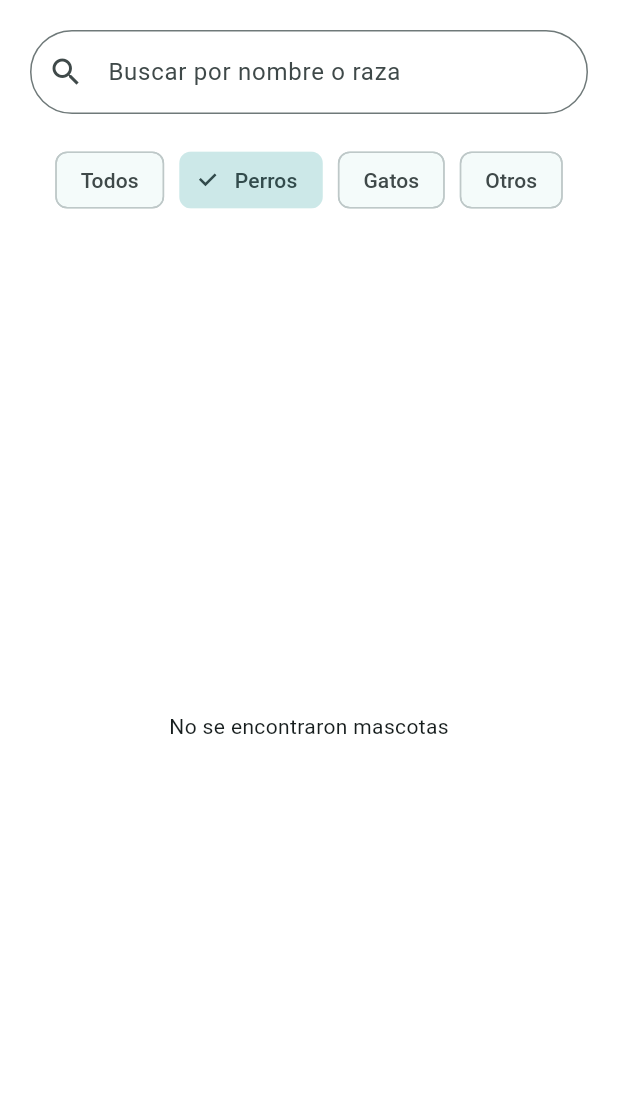
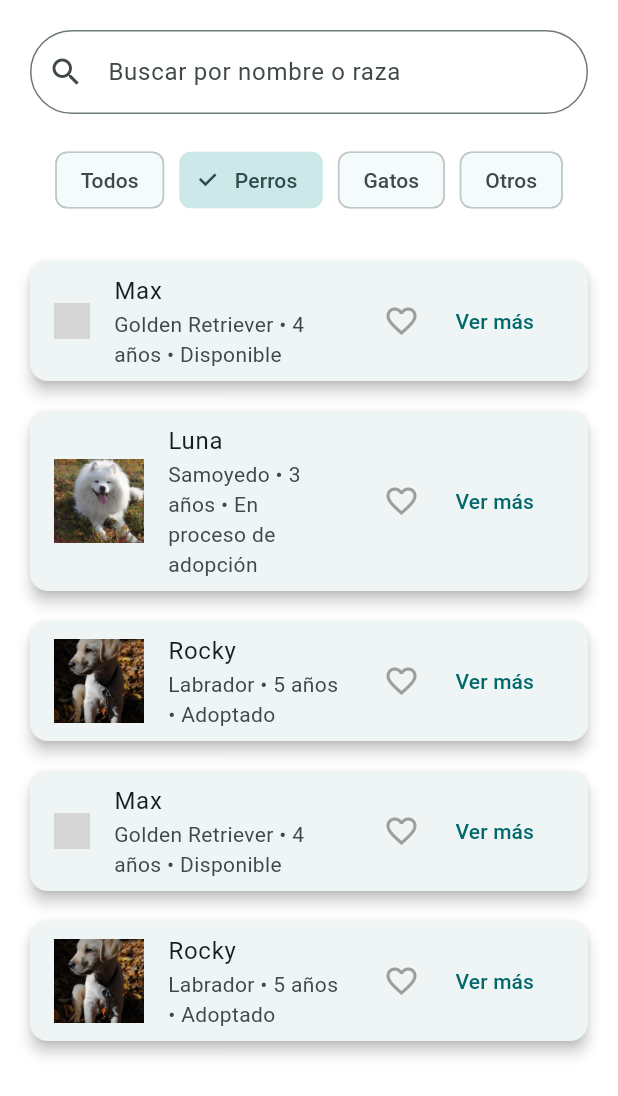
Before and after one commit to Monica585/AdoptlyWeb, a Flutter app: the PantallaCatalogoMascotas screen opened by its route, after a tap on "Perros", on a phone screen of 412 x 824 dp. Shown: the top 1096 px of the screen. Run offline on Flutter 3.47's test engine with Material 3 defaults, Android fonts, the light colour scheme and no system bars; our stand-ins replace image_picker, shared_preferences; accounts and stored records are empty; grey boxes are pictures that could not be loaded.

Commit message:
version5

```diff
--- a/lib/pantallas/usuario/pantalla_catalogo_mascotas.dart
+++ b/lib/pantallas/usuario/pantalla_catalogo_mascotas.dart
@@ -2,6 +2,7 @@ import 'package:flutter/material.dart';
 import 'package:flutter/foundation.dart';
 import 'package:provider/provider.dart';
 import 'dart:io';
+
 import '../../modelos/mascota.dart';
 import '../../providers/favoritos_provider.dart';
 import '../../providers/publicaciones_provider.dart';
@@ -12,11 +13,67 @@ class PantallaCatalogoMascotas extends StatefulWidget {
   const PantallaCatalogoMascotas({super.key});
 
   @override
-  State<PantallaCatalogoMascotas> createState() =>
-      _PantallaCatalogoMascotasState();
+  State<PantallaCatalogoMascotas> createState() => _PantallaCatalogoMascotasState();
 }
 
 class _PantallaCatalogoMascotasState extends State<PantallaCatalogoMascotas> {
+  final List<Mascota> mascotasEjemplo = [
+    Mascota(
+      id: 'max',
+      nombre: 'Max',
+      tipo: 'Perro',
+      raza: 'Golden Retriever',
+      edad: '4 años',
+      imagen: 'assets/images/max.png',
+      descripcion: 'Max es un perro cariñoso y juguetón.',
+      estado: 'Disponible',
+      estadoAprobacion: 'aprobada',
+    ),
+    Mascota(
+      id: 'luna',
+      nombre: 'Luna',
+      tipo: 'Perro',
+      raza: 'Samoyedo',
+      edad: '3 años',
+      imagen: 'assets/images/luna.png',
+      descripcion: 'Luna es dulce y tranquila.',
+      estado: 'En proceso de adopción',
+      estadoAprobacion: 'aprobada',
+    ),
+    Mascota(
+      id: 'rocky',
+      nombre: 'Rocky',
+      tipo: 'Perro',
+      raza: 'Labrador',
+      edad: '5 años',
+      imagen: 'assets/images/rocky.png',
+      descripcion: 'Rocky es muy activo.',
+      estado: 'Adoptado',
+      estadoAprobacion: 'aprobada',
+    ),
+    Mascota(
+      id: 'milo',
+      nombre: 'Milo',
+      tipo: 'Gato',
+      raza: 'Gato doméstico',
+      edad: '2 años',
+      imagen: 'assets/images/milo.png',
+      descripcion: 'Milo es curioso y sociable.',
+      estado: 'En proceso',
+      estadoAprobacion: 'aprobada',
+    ),
+    Mascota(
+      id: 'nube',
+      nombre: 'Nube',
+      tipo: 'Otro',
+      raza: 'Conejo',
+      edad: '1 año',
+      imagen: 'assets/images/nube.png',
+      descripcion: 'Nube es suave y silencioso.',
+      estado: 'Disponible',
+      estadoAprobacion: 'aprobada',
+    ),
+  ];
 
   String filtroTipo = 'Todos';
   String textoBusqueda = '';
@@ -40,7 +97,9 @@ class _PantallaCatalogoMascotasState extends State<PantallaCatalogoMascotas> {
   Widget build(BuildContext context) {
     final favoritosProvider = Provider.of<FavoritosProvider>(context);
     final publicacionesProvider = Provider.of<PublicacionesProvider>(context);
-    final todasLasMascotas = publicacionesProvider.publicacionesAprobadas;
+
+    // ✅ Se combinan mascotas de ejemplo con las aprobadas del provider
+    final todasLasMascotas = [...mascotasEjemplo, ...publicacionesProvider.publicacionesAprobadas];
     final mascotasFiltradas = getMascotasFiltradas(todasLasMascotas);
 
     return Scaffold(
@@ -49,6 +108,7 @@ class _PantallaCatalogoMascotasState extends State<PantallaCatalogoMascotas> {
         padding: const EdgeInsets.all(20),
         child: Column(
           children: [
+            // 🔍 Buscador
             TextField(
               onChanged: (value) => setState(() => textoBusqueda = value),
               decoration: InputDecoration(
@@ -60,28 +120,36 @@ class _PantallaCatalogoMascotasState extends State<PantallaCatalogoMascotas> {
               ),
             ),
             const SizedBox(height: 20),
+
+            // 🐾 Filtros por tipo
             Wrap(
               spacing: 10,
               children: [
                 ChoiceChip(
                   label: const Text('Todos'),
                   selected: filtroTipo == 'Todos',
-                    onSelected: (_) => setState(() => filtroTipo = 'Todos')),
+                  onSelected: (_) => setState(() => filtroTipo = 'Todos'),
+                ),
                 ChoiceChip(
                   label: const Text('Perros'),
                   selected: filtroTipo == 'Perros',
-                    onSelected: (_) => setState(() => filtroTipo = 'Perros')),
+                  onSelected: (_) => setState(() => filtroTipo = 'Perros'),
+                ),
                 ChoiceChip(
                   label: const Text('Gatos'),
                   selected: filtroTipo == 'Gatos',
-                    onSelected: (_) => setState(() => filtroTipo = 'Gatos')),
+                  onSelected: (_) => setState(() => filtroTipo = 'Gatos'),
+                ),
                 ChoiceChip(
                   label: const Text('Otros'),
                   selected: filtroTipo == 'Otros',
-                    onSelected: (_) => setState(() => filtroTipo = 'Otros')),
+                  onSelected: (_) => setState(() => filtroTipo = 'Otros'),
+                ),
               ],
             ),
             const SizedBox(height: 20),
+
+            // 📋 Lista de mascotas
             Expanded(
               child: mascotasFiltradas.isEmpty
                   ? const Center(child: Text('No se encontraron mascotas'))
@@ -89,8 +157,7 @@ class _PantallaCatalogoMascotasState extends State<PantallaCatalogoMascotas> {
                       itemCount: mascotasFiltradas.length,
                       itemBuilder: (context, index) {
                         final mascota = mascotasFiltradas[index];
-                        final enFavoritos =
-                            favoritosProvider.estaEnFavoritos(mascota.id);
+                        final enFavoritos = favoritosProvider.estaEnFavoritos(mascota.id);
 
                         return Card(
                           elevation: 4,
@@ -114,19 +181,14 @@ class _PantallaCatalogoMascotasState extends State<PantallaCatalogoMascotas> {
                                       )
                                     : const Icon(Icons.pets),
                             title: Text(mascota.nombre),
-                            subtitle: Text(
-                                '${mascota.raza} • ${mascota.edad} • ${mascota.estado}'),
+                            subtitle: Text('${mascota.raza} • ${mascota.edad} • ${mascota.estado}'),
                             trailing: Row(
                               mainAxisSize: MainAxisSize.min,
                               children: [
                                 IconButton(
                                   icon: Icon(
-                                    enFavoritos
-                                        ? Icons.favorite
-                                        : Icons.favorite_border,
-                                    color: enFavoritos
-                                        ? Colors.red
-                                        : Colors.grey,
+                                    enFavoritos ? Icons.favorite : Icons.favorite_border,
+                                    color: enFavoritos ? Colors.red : Colors.grey,
                                   ),
                                   onPressed: () {
                                     if (enFavoritos) {
@@ -141,9 +203,7 @@ class _PantallaCatalogoMascotasState extends State<PantallaCatalogoMascotas> {
                                     Navigator.push(
                                       context,
                                       MaterialPageRoute(
-                                        builder: (_) =>
-                                            PantallaDetalleMascota(
-                                                mascota: mascota),
+                                        builder: (_) => PantallaDetalleMascota(mascota: mascota),
                                       ),
                                     );
                                   },
--- a/lib/pantallas/usuario/pantalla_editar_publicacion.dart
+++ b/lib/pantallas/usuario/pantalla_editar_publicacion.dart
@@ -56,13 +56,21 @@ class _PantallaEditarPublicacionState extends State<PantallaEditarPublicacion> {
       return kIsWeb
           ? Image.memory(imagenWeb!, height: 150)
           : Image.file(File(nuevaImagen!.path), height: 150);
+    }
+
+    // Mostrar imagen original de la mascota
+    if (kIsWeb && widget.mascota.imagenBytes != null) {
+      return Image.memory(widget.mascota.imagenBytes!, height: 150);
+    } else if (!kIsWeb && widget.mascota.imagen.isNotEmpty && File(widget.mascota.imagen).existsSync()) {
+      return Image.file(File(widget.mascota.imagen), height: 150);
+    } else if (widget.mascota.imagen.startsWith('assets')) {
+      return Image.asset(widget.mascota.imagen, height: 150, fit: BoxFit.cover);
     } else {
-      return Image.asset(widget.mascota.imagen, height: 150, fit: BoxFit.cover);
+      return const Icon(Icons.image_not_supported, size: 100, color: Colors.grey);
     }
   }
 
   void guardarCambios() {
-    // Crear una nueva mascota con los datos actualizados
     final mascotaActualizada = Mascota(
       id: widget.mascota.id,
       nombre: nombreController.text,
@@ -70,11 +78,12 @@ class _PantallaEditarPublicacionState extends State<PantallaEditarPublicacion> {
       raza: razaController.text,
       edad: edadController.text,
       imagen: nuevaImagen != null ? nuevaImagen!.path : widget.mascota.imagen,
+      imagenBytes: nuevaImagen != null && kIsWeb ? imagenWeb : widget.mascota.imagenBytes,
       descripcion: descripcionController.text,
       estado: estadoSeleccionado,
+      estadoAprobacion: widget.mascota.estadoAprobacion,
     );
 
-    // Actualizar la mascota en el provider
     Provider.of<PublicacionesProvider>(context, listen: false).actualizarMascota(mascotaActualizada);
 
     ScaffoldMessenger.of(context).showSnackBar(
--- a/lib/pantallas/usuario/pantalla_mascotas_disponibles.dart
+++ b/lib/pantallas/usuario/pantalla_mascotas_disponibles.dart
@@ -17,22 +17,45 @@ class PantallaMascotasDisponibles extends StatefulWidget {
 
 class _PantallaMascotasDisponiblesState
     extends State<PantallaMascotasDisponibles> {
+  final List<Mascota> mascotasEjemplo = [
+    Mascota(
+        id: '1',
+        nombre: 'Max',
+        tipo: 'Perro',
+        raza: 'Golden Retriever',
+        edad: '4 años',
+        imagen: 'assets/images/max.png',
+        descripcion: 'Max es un perro cariñoso y juguetón.',
+        estado: 'Disponible',
+        estadoAprobacion: 'aprobada'),
+    Mascota(
+        id: '5',
+        nombre: 'Nube',
+        tipo: 'Otro',
+        raza: 'Conejo',
+        edad: '1 año',
+        imagen: 'assets/images/nube.png',
+        descripcion: 'Nube es suave y silencioso.',
+        estado: 'Disponible',
+        estadoAprobacion: 'aprobada'),
+  ];
+
   String textoBusqueda = '';
 
-  List<Mascota> getMascotasDisponibles(List<Mascota> publicaciones) {
-    return publicaciones.where((m) {
+  List<Mascota> getMascotasDisponibles(List<Mascota> todasLasMascotas) {
+    return todasLasMascotas.where((m) {
       final esDisponible = m.estado.toLowerCase() == 'disponible';
-      final esAprobada = m.estadoAprobacion == 'aprobada';
       final coincideBusqueda = m.nombre.toLowerCase().contains(textoBusqueda.toLowerCase()) ||
           m.raza.toLowerCase().contains(textoBusqueda.toLowerCase());
-      return esDisponible && esAprobada && coincideBusqueda;
+      return esDisponible && coincideBusqueda;
     }).toList();
   }
 
   @override
   Widget build(BuildContext context) {
     final publicacionesProvider = Provider.of<PublicacionesProvider>(context);
-    final mascotasDisponibles = getMascotasDisponibles(publicacionesProvider.publicacionesAprobadas);
+    final todasLasMascotas = [...mascotasEjemplo, ...publicacionesProvider.publicacionesAprobadas];
+    final mascotasDisponibles = getMascotasDisponibles(todasLasMascotas);
 
     return Scaffold(
       drawer: const PantallaMenuUsuario(),
--- a/lib/providers/publicaciones_provider.dart
+++ b/lib/providers/publicaciones_provider.dart
@@ -8,6 +8,64 @@ class PublicacionesProvider with ChangeNotifier {
 
   PublicacionesProvider() {
     _loadPublicaciones();
+    _initializeDefaultPublicaciones();
+  }
+
+  Future<void> _initializeDefaultPublicaciones() async {
+    final prefs = await SharedPreferences.getInstance();
+    final hasInitialized = prefs.getBool('initialized') ?? false;
+    if (!hasInitialized) {
+      final defaultPublicaciones = [
+        Mascota(
+          id: '1',
+          nombre: 'Max',
+          tipo: 'Perro',
+          raza: 'Golden Retriever',
+          edad: '4 años',
+          imagen: 'assets/images/max.png',
+          descripcion: 'Max es un perro cariñoso y juguetón.',
+          estado: 'Disponible',
+          estadoAprobacion: 'aprobada',
+        ),
+        Mascota(
+          id: '2',
+          nombre: 'Bella',
+          tipo: 'Gato',
+          raza: 'Gato Persa',
+          edad: '2 años',
+          imagen: 'assets/images/bella.png',
+          descripcion: 'Bella es tranquila y elegante.',
+          estado: 'En proceso',
+          estadoAprobacion: 'aprobada',
+        ),
+        Mascota(
+          id: '3',
+          nombre: 'Rocky',
+          tipo: 'Perro',
+          raza: 'Labrador',
+          edad: '5 años',
+          imagen: 'assets/images/rocky.png',
+          descripcion: 'Rocky es muy activo.',
+          estado: 'Adoptado',
+          estadoAprobacion: 'aprobada',
+        ),
+        Mascota(
+          id: '4',
+          nombre: 'Luna',
+          tipo: 'Gato',
+          raza: 'Gato Siamés',
+          edad: '3 años',
+          imagen: 'assets/images/luna.png',
+          descripcion: 'Luna es dulce y curiosa.',
+          estado: 'Disponible',
+          estadoAprobacion: 'aprobada',
+        ),
+      ];
+      _publicaciones.addAll(defaultPublicaciones);
+      await _savePublicaciones();
+      await prefs.setBool('initialized', true);
+      notifyListeners();
+    }
   }
 
   Future<void> _loadPublicaciones() async {
```
Also changed, not shown: 1 other file. Lines whose indentation alone changed are shown as unchanged.
